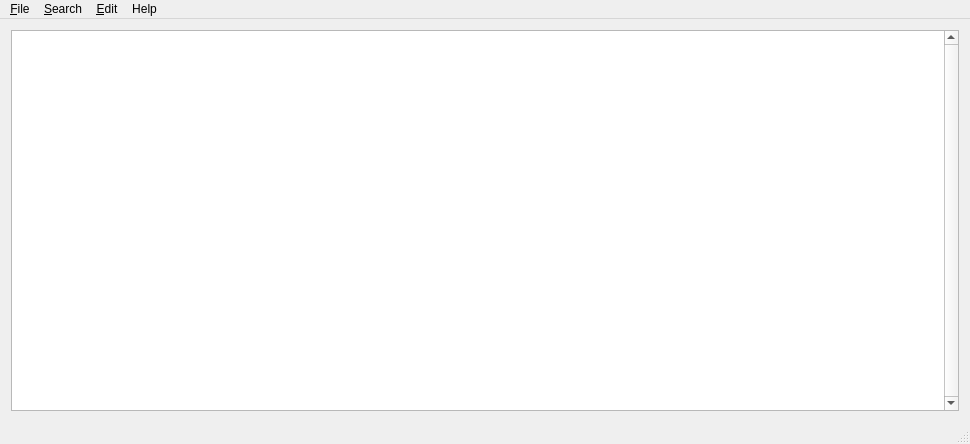
The window that mainwindow.ui (trumpton/EasyNotepad) describes before a commit, drawn with Qt 5.
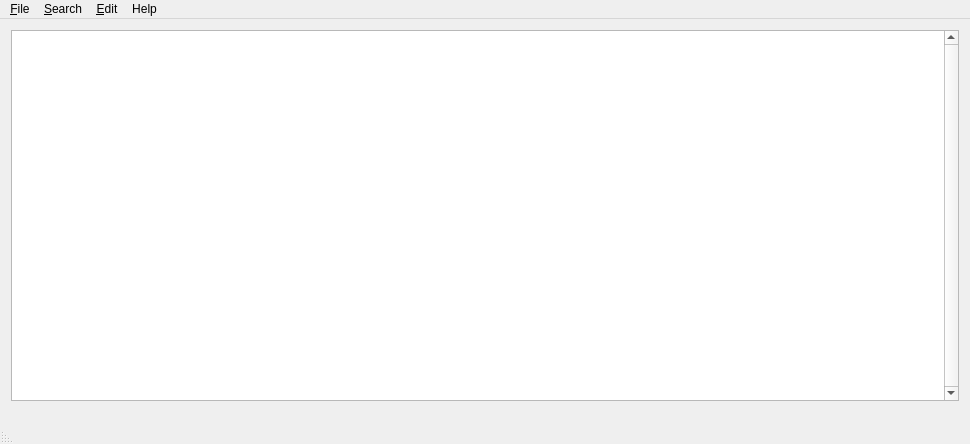
The same window after the commit. Icons and pictures are not drawn. Custom widgets are drawn as their Qt base class.

Diff of the .ui file:
```diff
--- a/mainwindow.ui
+++ b/mainwindow.ui
@@ -101,7 +101,23 @@
    <addaction name="menu_Edit"/>
    <addaction name="menuHelp"/>
   </widget>
-  <widget class="QStatusBar" name="statusBar"/>
+  <widget class="QStatusBar" name="statusBar">
+   <property name="minimumSize">
+    <size>
+     <width>0</width>
+     <height>32</height>
+    </size>
+   </property>
+   <property name="maximumSize">
+    <size>
+     <width>16777215</width>
+     <height>32</height>
+    </size>
+   </property>
+   <property name="layoutDirection">
+    <enum>Qt::RightToLeft</enum>
+   </property>
+  </widget>
   <action name="action_Save">
    <property name="text">
     <string>&amp;Save</string>
```
Left out of the diff: 27 changed lines with no effect on the pictures.
